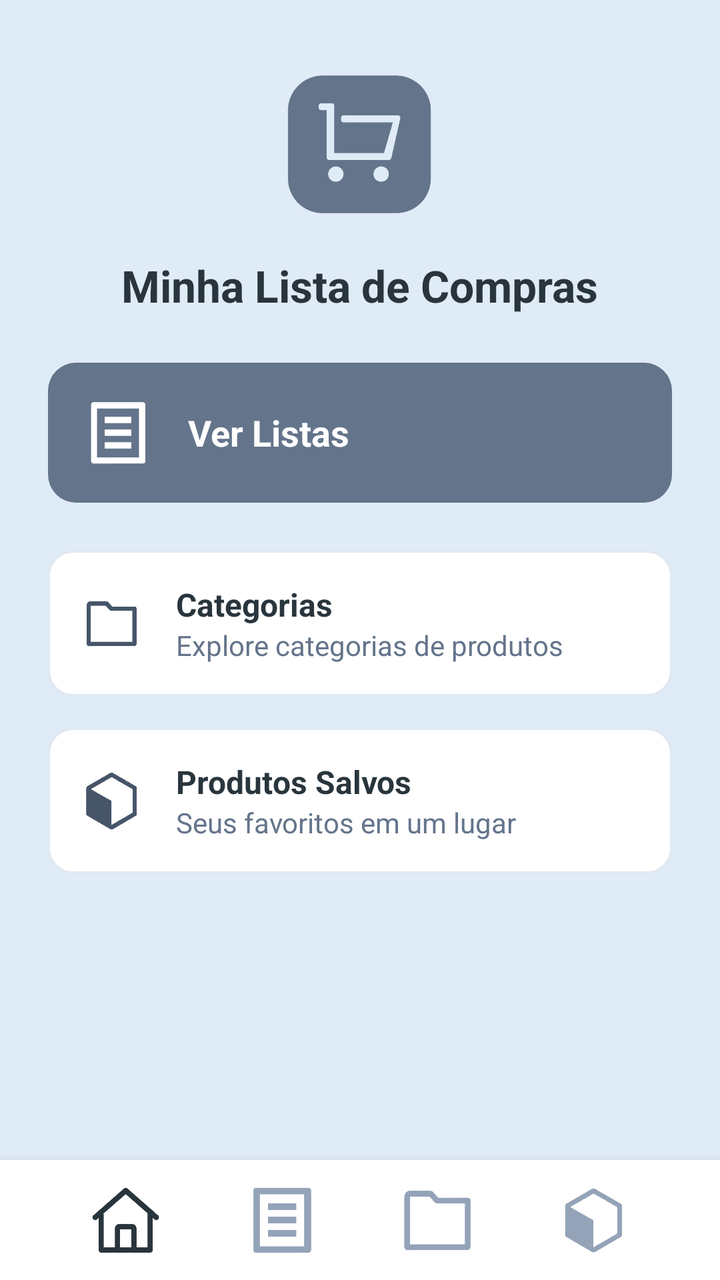
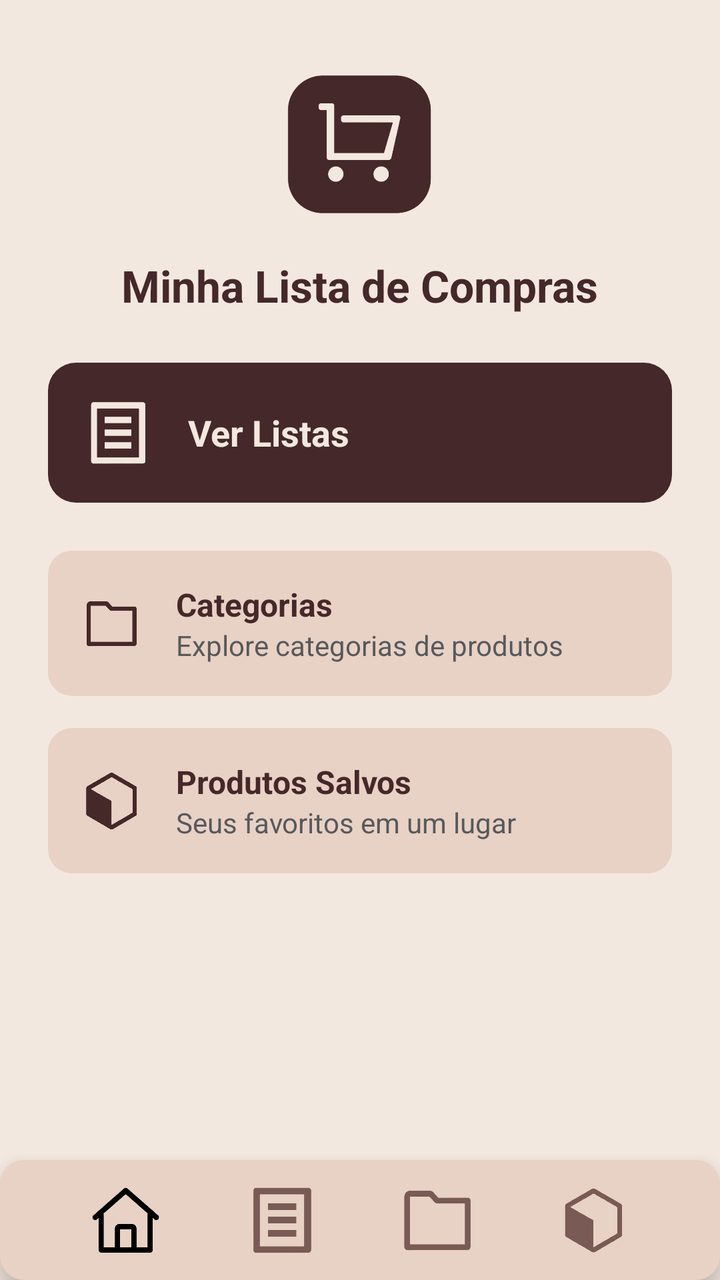

Screens rendered from an Android XML layout before and after an edit, with the pre-edit source and the edit as a unified diff.
<!-- AndroidManifest.xml: application theme Theme.ListaCompras -->
<!-- res/layout/activity_tela_home.xml -->
<?xml version="1.0" encoding="utf-8"?>
<RelativeLayout xmlns:android="http://schemas.android.com/apk/res/android"
    xmlns:app="http://schemas.android.com/apk/res-auto"
    xmlns:tools="http://schemas.android.com/tools"
    android:id="@+id/main"
    android:layout_width="match_parent"
    android:layout_height="match_parent"
    android:background="#DFEBF6"
    tools:context=".Activities.TelaHome">

    
    <LinearLayout
        android:id="@+id/header"
        android:layout_width="match_parent"
        android:layout_height="wrap_content"
        android:gravity="center"
        android:orientation="vertical"
        android:paddingTop="32dp"
        android:paddingBottom="24dp">

        <ImageView
            android:id="@+id/imgLogo"
            android:layout_width="80dp"
            android:layout_height="80dp"
            android:src="@drawable/img_logo"
            app:tint="#64748B"/>

        <TextView
            android:layout_width="wrap_content"
            android:layout_height="wrap_content"
            android:text="Minha Lista de Compras"
            android:textColor="#29353C"
            android:textSize="22sp"
            android:layout_marginTop="16dp"
            android:textStyle="bold" />
    </LinearLayout>

    
    <LinearLayout
        android:id="@+id/containerOpcoes"
        android:layout_width="match_parent"
        android:layout_height="wrap_content"
        android:layout_below="@id/header"
        android:orientation="vertical"
        android:paddingHorizontal="24dp">

        
        <LinearLayout
            android:id="@+id/btnVerListas"
            android:layout_width="match_parent"
            android:layout_height="wrap_content"
            android:background="@drawable/card_principal"
            android:gravity="center_vertical"
            android:orientation="horizontal"
            android:padding="18dp"
            android:layout_marginBottom="24dp">

            <ImageView
                android:layout_width="34dp"
                android:layout_height="34dp"
                android:layout_marginEnd="18dp"
                android:src="@drawable/ic_lista"
                app:tint="#FFFFFF"/>

            <TextView
                android:layout_width="wrap_content"
                android:layout_height="wrap_content"
                android:text="Ver Listas"
                android:textColor="#FFFFFF"
                android:textSize="18sp"
                android:textStyle="bold" />
        </LinearLayout>

        
        <LinearLayout
            android:id="@+id/btnCategorias"
            android:layout_width="match_parent"
            android:layout_height="wrap_content"
            android:background="@drawable/card_secundario"
            android:gravity="center_vertical"
            android:orientation="horizontal"
            android:padding="16dp"
            android:layout_marginBottom="16dp">

            <ImageView
                android:layout_width="32dp"
                android:layout_height="32dp"
                android:layout_marginEnd="16dp"
                android:src="@drawable/ic_pasta"
                app:tint="#475569"/>

            <LinearLayout
                android:orientation="vertical"
                android:layout_width="wrap_content"
                android:layout_height="wrap_content">

                <TextView
                    android:layout_width="wrap_content"
                    android:layout_height="wrap_content"
                    android:text="Categorias"
                    android:textSize="16sp"
                    android:textStyle="bold"
                    android:textColor="#29353C" />

                <TextView
                    android:layout_width="wrap_content"
                    android:layout_height="wrap_content"
                    android:text="Explore categorias de produtos"
                    android:textSize="14sp"
                    android:textColor="#64748B" />
            </LinearLayout>
        </LinearLayout>

        
        <LinearLayout
            android:id="@+id/btnProdutosSalvos"
            android:layout_width="match_parent"
            android:layout_height="wrap_content"
            android:background="@drawable/card_secundario"
            android:gravity="center_vertical"
            android:orientation="horizontal"
            android:padding="16dp">

            <ImageView
                android:layout_width="32dp"
                android:layout_height="32dp"
                android:layout_marginEnd="16dp"
                android:src="@drawable/ic_caixa"
                app:tint="#475569"/>

            <LinearLayout
                android:orientation="vertical"
                android:layout_width="wrap_content"
                android:layout_height="wrap_content">

                <TextView
                    android:layout_width="wrap_content"
                    android:layout_height="wrap_content"
                    android:text="Produtos Salvos"
                    android:textSize="16sp"
                    android:textStyle="bold"
                    android:textColor="#29353C" />

                <TextView
                    android:layout_width="wrap_content"
                    android:layout_height="wrap_content"
                    android:text="Seus favoritos em um lugar"
                    android:textSize="14sp"
                    android:textColor="#64748B" />
            </LinearLayout>
        </LinearLayout>

    </LinearLayout>

    
    <LinearLayout
        android:id="@+id/footer"
        android:layout_width="match_parent"
        android:layout_height="60dp"
        android:layout_alignParentBottom="true"
        android:background="#FFFFFF"
        android:elevation="10dp"
        android:gravity="center"
        android:orientation="horizontal"
        android:paddingHorizontal="24dp">

        <ImageView
            android:id="@+id/iconHome"
            android:layout_width="36dp"
            android:layout_height="36dp"
            android:layout_weight="1"
            android:src="@drawable/ic_home"
            app:tint="#29353C"/>

        <ImageView
            android:id="@+id/iconListas"
            android:layout_width="36dp"
            android:layout_height="36dp"
            android:layout_weight="1"
            android:src="@drawable/ic_lista"
            app:tint="#94A3B8"/>

        <ImageView
            android:id="@+id/iconCategorias"
            android:layout_width="36dp"
            android:layout_height="36dp"
            android:layout_weight="1"
            android:src="@drawable/ic_pasta"
            app:tint="#94A3B8"/>

        <ImageView
            android:id="@+id/iconProdutos"
            android:layout_width="36dp"
            android:layout_height="36dp"
            android:layout_weight="1"
            android:src="@drawable/ic_caixa"
            app:tint="#94A3B8"/>
    </LinearLayout>

</RelativeLayout>
<!-- resources referenced by this layout -->
<resources>
  <!-- drawable card_principal (drawable) -->
  <shape xmlns:android="http://schemas.android.com/apk/res/android">
      <solid android:color="#64748B"/>
      <corners android:radius="14dp"/>
  </shape>
  <!-- drawable card_secundario (drawable) -->
  <shape xmlns:android="http://schemas.android.com/apk/res/android">
      <solid android:color="#FFFFFF"/>
      <corners android:radius="12dp"/>
      <stroke android:width="1dp" android:color="#E2E8F0"/>
  </shape>
  <!-- drawable ic_caixa: png bitmap (drawable, 30803 bytes) -->
  <!-- drawable ic_home: png bitmap (drawable, 26750 bytes) -->
  <!-- drawable ic_lista: png bitmap (drawable, 12721 bytes) -->
  <!-- drawable ic_pasta: png bitmap (drawable, 12054 bytes) -->
  <!-- drawable img_logo: png bitmap (drawable, 77015 bytes) -->
  <style name="Theme.ListaCompras" parent="Base.Theme.ListaCompras" />
  <style name="Base.Theme.ListaCompras" parent="Theme.Material3.DayNight.NoActionBar">
          
          
      </style>
</resources>

<!-- the commit's change to res/layout/activity_tela_home.xml (unified diff, before → after) -->
@@ -5,7 +5,7 @@
     android:id="@+id/main"
     android:layout_width="match_parent"
     android:layout_height="match_parent"
-    android:background="#DFEBF6"
+    android:background="#F3E8DF"
     tools:context=".Activities.TelaHome">
 
     
@@ -23,13 +23,13 @@
             android:layout_width="80dp"
             android:layout_height="80dp"
             android:src="@drawable/img_logo"
-            app:tint="#64748B"/>
+            app:tint="#452829" />
 
         <TextView
             android:layout_width="wrap_content"
             android:layout_height="wrap_content"
             android:text="Minha Lista de Compras"
-            android:textColor="#29353C"
+            android:textColor="#452829"
             android:textSize="22sp"
             android:layout_marginTop="16dp"
             android:textStyle="bold" />
@@ -53,20 +53,21 @@
             android:gravity="center_vertical"
             android:orientation="horizontal"
             android:padding="18dp"
-            android:layout_marginBottom="24dp">
+            android:layout_marginBottom="24dp"
+            android:radius="12dp">
 
             <ImageView
                 android:layout_width="34dp"
                 android:layout_height="34dp"
                 android:layout_marginEnd="18dp"
                 android:src="@drawable/ic_lista"
-                app:tint="#FFFFFF"/>
+                app:tint="#F3E8DF" />
 
             <TextView
                 android:layout_width="wrap_content"
                 android:layout_height="wrap_content"
                 android:text="Ver Listas"
-                android:textColor="#FFFFFF"
+                android:textColor="#F3E8DF"
                 android:textSize="18sp"
                 android:textStyle="bold" />
         </LinearLayout>
@@ -80,14 +81,15 @@
             android:gravity="center_vertical"
             android:orientation="horizontal"
             android:padding="16dp"
-            android:layout_marginBottom="16dp">
+            android:layout_marginBottom="16dp"
+            android:radius="12dp">
 
             <ImageView
                 android:layout_width="32dp"
                 android:layout_height="32dp"
                 android:layout_marginEnd="16dp"
                 android:src="@drawable/ic_pasta"
-                app:tint="#475569"/>
+                app:tint="#452829"/>
 
             <LinearLayout
                 android:orientation="vertical"
@@ -100,14 +102,14 @@
                     android:text="Categorias"
                     android:textSize="16sp"
                     android:textStyle="bold"
-                    android:textColor="#29353C" />
+                    android:textColor="#452829" />
 
                 <TextView
                     android:layout_width="wrap_content"
                     android:layout_height="wrap_content"
                     android:text="Explore categorias de produtos"
                     android:textSize="14sp"
-                    android:textColor="#64748B" />
+                    android:textColor="#57595B" />
             </LinearLayout>
         </LinearLayout>
 
@@ -119,14 +121,15 @@
             android:background="@drawable/card_secundario"
             android:gravity="center_vertical"
             android:orientation="horizontal"
-            android:padding="16dp">
+            android:padding="16dp"
+            android:radius="12dp">
 
             <ImageView
                 android:layout_width="32dp"
                 android:layout_height="32dp"
                 android:layout_marginEnd="16dp"
                 android:src="@drawable/ic_caixa"
-                app:tint="#475569"/>
+                app:tint="#452829"/>
 
             <LinearLayout
                 android:orientation="vertical"
@@ -139,17 +142,16 @@
                     android:text="Produtos Salvos"
                     android:textSize="16sp"
                     android:textStyle="bold"
-                    android:textColor="#29353C" />
+                    android:textColor="#452829" />
 
                 <TextView
                     android:layout_width="wrap_content"
                     android:layout_height="wrap_content"
                     android:text="Seus favoritos em um lugar"
                     android:textSize="14sp"
-                    android:textColor="#64748B" />
+                    android:textColor="#57595B" />
             </LinearLayout>
         </LinearLayout>
-
     </LinearLayout>
 
     
@@ -158,7 +160,7 @@
         android:layout_width="match_parent"
         android:layout_height="60dp"
         android:layout_alignParentBottom="true"
-        android:background="#FFFFFF"
+        android:background="@drawable/card_secundario"
         android:elevation="10dp"
         android:gravity="center"
         android:orientation="horizontal"
@@ -170,7 +172,7 @@
             android:layout_height="36dp"
             android:layout_weight="1"
             android:src="@drawable/ic_home"
-            app:tint="#29353C"/>
+            app:tint="#000000"/>
 
         <ImageView
             android:id="@+id/iconListas"
@@ -178,7 +180,7 @@
             android:layout_height="36dp"
             android:layout_weight="1"
             android:src="@drawable/ic_lista"
-            app:tint="#94A3B8"/>
+            app:tint="#7A5A54"/>
 
         <ImageView
             android:id="@+id/iconCategorias"
@@ -186,7 +188,7 @@
             android:layout_height="36dp"
             android:layout_weight="1"
             android:src="@drawable/ic_pasta"
-            app:tint="#94A3B8"/>
+            app:tint="#7A5A54"/>
 
         <ImageView
             android:id="@+id/iconProdutos"
@@ -194,7 +196,7 @@
             android:layout_height="36dp"
             android:layout_weight="1"
             android:src="@drawable/ic_caixa"
-            app:tint="#94A3B8"/>
+            app:tint="#7A5A54"/>
     </LinearLayout>
 
 </RelativeLayout>
<!-- resource entries referenced after the edit -->
@@ -2,14 +2,13 @@
 <resources>
   <!-- drawable card_principal (drawable) -->
   <shape xmlns:android="http://schemas.android.com/apk/res/android">
-      <solid android:color="#64748B"/>
+      <solid android:color="#452829"/>
       <corners android:radius="14dp"/>
   </shape>
   <!-- drawable card_secundario (drawable) -->
   <shape xmlns:android="http://schemas.android.com/apk/res/android">
-      <solid android:color="#FFFFFF"/>
-      <corners android:radius="12dp"/>
-      <stroke android:width="1dp" android:color="#E2E8F0"/>
+      <solid android:color="#E8D1C5"/>
+      <corners android:radius="12dp"/>/>
   </shape>
   <!-- drawable ic_caixa: png bitmap (drawable, 30803 bytes) -->
   <!-- drawable ic_home: png bitmap (drawable, 26750 bytes) -->
